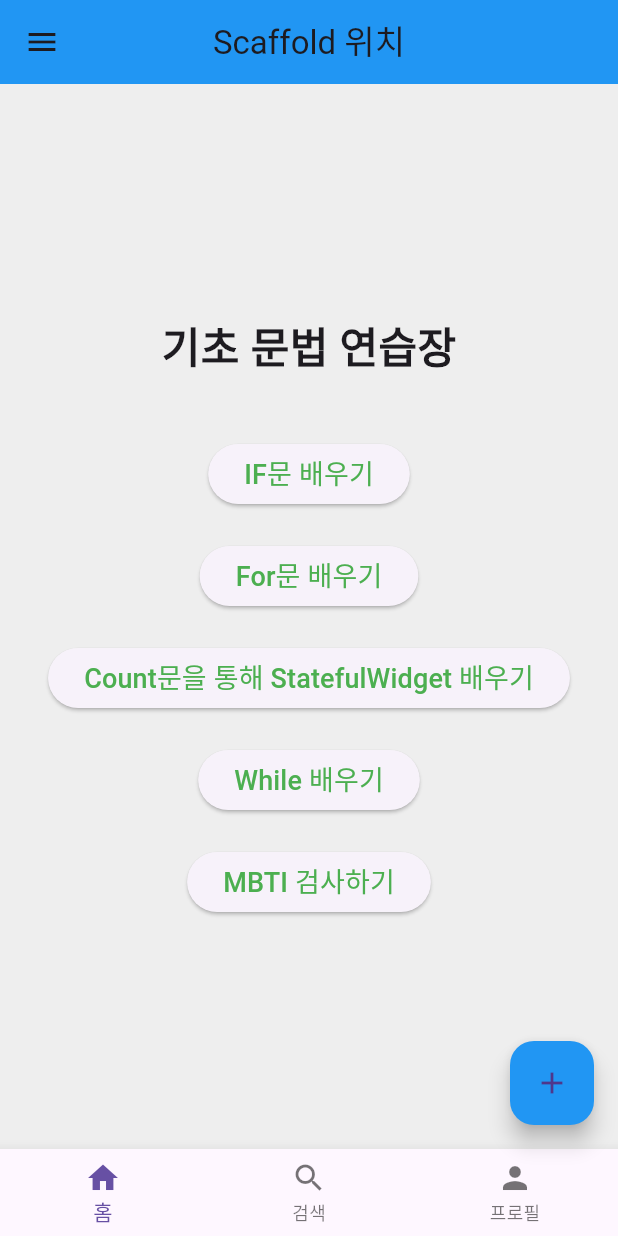
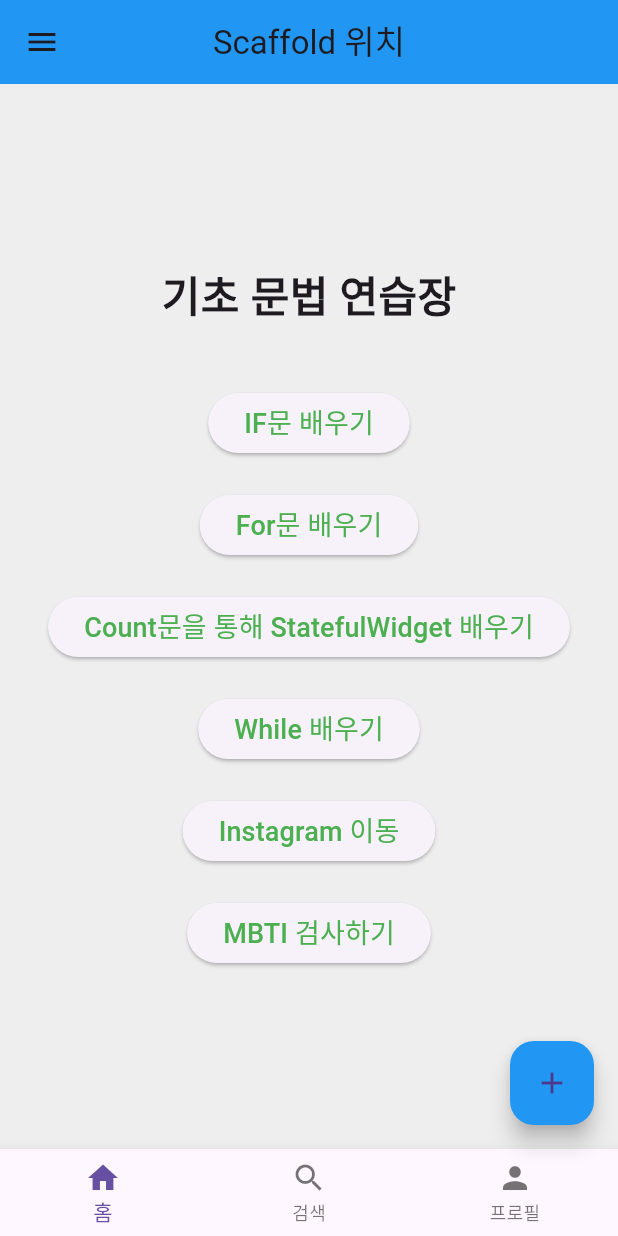
Before and after one commit to Emma10003/flutter-workspace, a Flutter app: the screen it shows after launch, on a phone screen of 412 x 824 dp. Run offline on Flutter 3.47's test engine with Material 3 defaults, Android fonts, the phone set to English and light mode, and no system bars; our stand-ins replace go_router.

Commit message:
api 백엔드(instagram-clone) 연동

```diff
--- a/lib/main.dart
+++ b/lib/main.dart
@@ -5,6 +5,7 @@ import 'package:flutter_workspace/basics/for_screen.dart';
 import 'package:flutter_workspace/basics/if_screen.dart';
 import 'package:flutter_workspace/basics/while_screen.dart';
 import 'package:flutter_workspace/screens/main_screen.dart';
+import 'package:flutter_workspace/screens/post_screen.dart';
 import 'package:go_router/go_router.dart';
 
 import 'basics/mbti_intro_screen.dart';
@@ -96,6 +97,10 @@ final GoRouter _router = GoRouter(
         builder: (context, state) => const WhileScreen()
     ),
     GoRoute(
+        path: "/insta-main",
+        builder: (context, state) => const PostScreen()
+    ),
+    GoRoute(
       path: '/mbti',
       builder: (context, state) => MbtiIntroScreen(),
     ),
--- a/lib/services/PostService.dart
+++ b/lib/services/post_service.dart
@@ -1,10 +1,11 @@
 import 'dart:convert';
 
+import 'package:flutter/cupertino.dart';
 import 'package:http/http.dart' as http;
 
 import '../models/Post.dart';
 
-class Postservice {
+class PostService {
   static String baseUrl = 'http://localhost:9000';
 
   // 이미지 URL 만들기
@@ -21,11 +22,16 @@ class Postservice {
   // pubspec.yaml 로 접속하여 dependencies에 http 관련 모듈 세팅이 존재하는지 확인.
   // 게시물 백엔드에서 어플로 가져오기
   static Future<List<Post>> getPosts() async {
+    debugPrint('API 호출 시작: $baseUrl/api/posts');
+
     var res = await http.get(Uri.parse('$baseUrl/api/posts'));
+    debugPrint('응답 상태코드: ${res.statusCode}');
 
     if(res.statusCode == 200) {
       // 데이터를 가져올 때 영어, 숫자 이외의 글자 깨짐 없도록 세팅
       List jsonList = json.decode(utf8.decode(res.bodyBytes));
+      debugPrint('데이터 개수: ${jsonList.length}');
+      debugPrint('전체 데이터: $jsonList');
       return jsonList.map((j) => Post.fromJson(j)).toList();  // map 매개변수 j에 소괄호 없으면 에러 발생함!
     } else {
       throw Exception('데이터를 불러올 수 없습니다.');
--- a/lib/widgets/main_body.dart
+++ b/lib/widgets/main_body.dart
@@ -49,6 +49,14 @@ class MainBody extends StatelessWidget {
           ),
           SizedBox(height: 20),
           ElevatedButton(
+            onPressed: () => context.go("/insta-main"),
+            child: const Text(
+                "Instagram 이동",
+                style: TextStyle(fontSize: 18, color: Colors.green)
+            ),
+          ),
+          SizedBox(height: 20),
+          ElevatedButton(
             onPressed: () => context.go("/mbti"),
             child: const Text(
                 "MBTI 검사하기",
```
Also changed, not shown: lib/widgets/post/post_action.dart (added, +19 -0 lines), lib/widgets/post/post_caption.dart (added, +19 -0 lines), lib/widgets/post/post_card.dart (added, +21 -0 lines), lib/widgets/post/post_header.dart (added, +19 -0 lines), lib/widgets/post/post_image.dart (added, +19 -0 lines).
